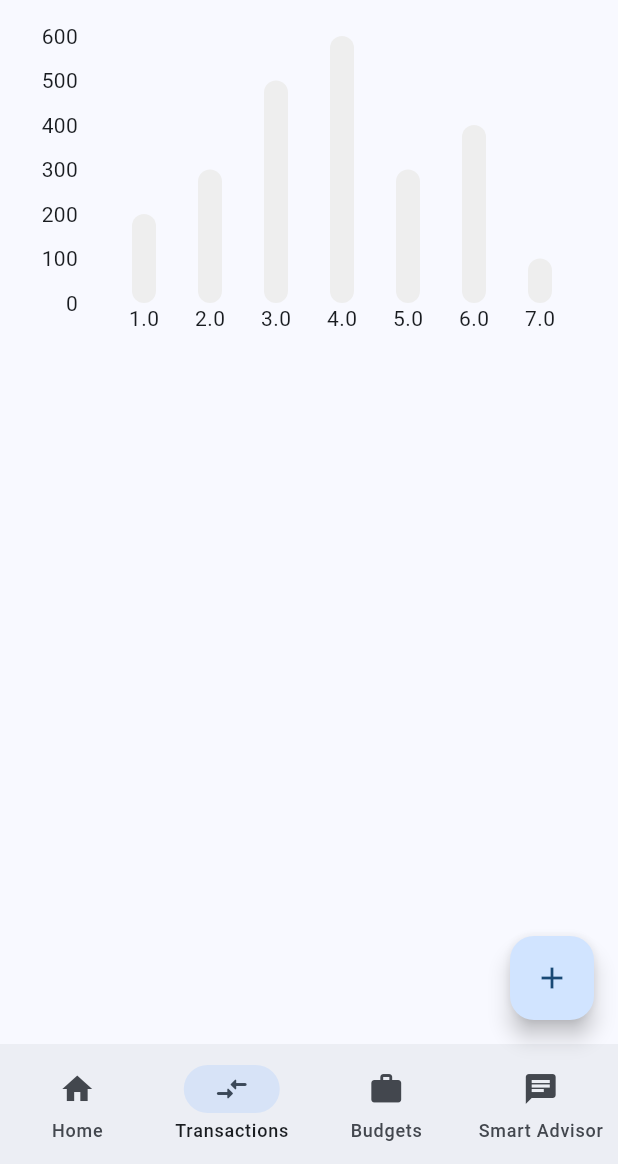
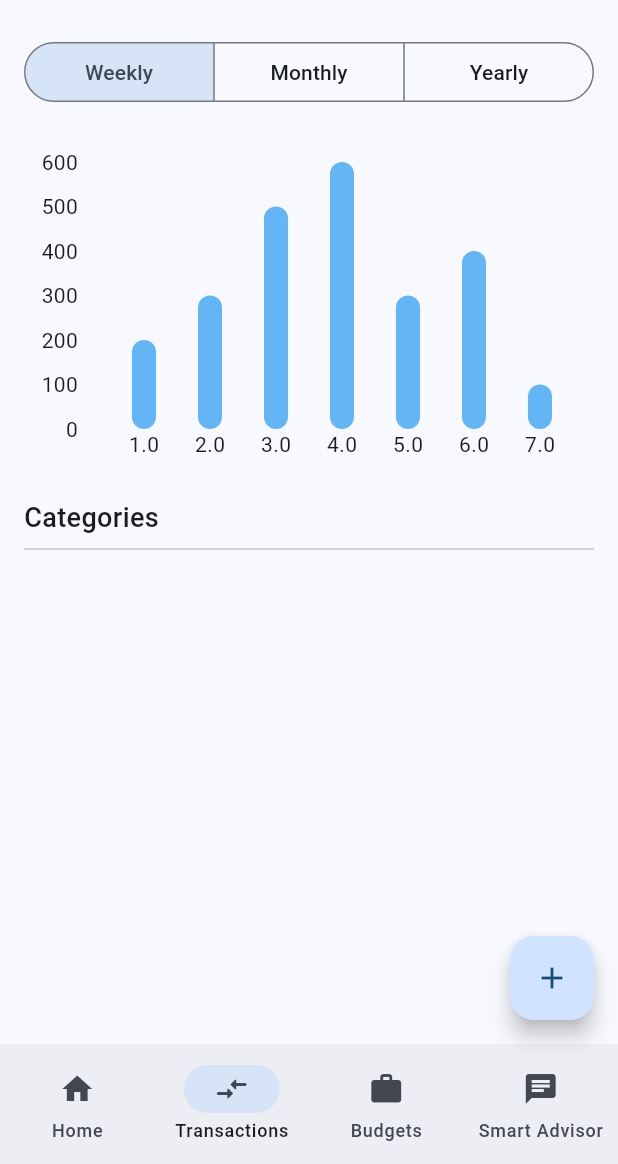
Before and after one commit to rijfas/pocketbook, a Flutter app: the DashboardView screen opened by its route, item 2 of the bottom bar chosen, on a phone screen of 412 x 824 dp, the part 72-1236 px from its top. Run offline on Flutter 3.47's test engine with Material 3 defaults, Android fonts, the phone set to English and light mode, and no system bars; drawn by our look-alikes of fl_chart; our stand-ins replace emoji_picker_flutter, flutter_svg, font_awesome_flutter, isar; accounts and stored records are empty; generated files the repository leaves out were written again.

Commit message:
added segmented button in transactions page

```diff
--- a/lib/presentation/screens/dashboard/pages/transactions.dart
+++ b/lib/presentation/screens/dashboard/pages/transactions.dart
@@ -16,6 +16,26 @@ class _TransactionsPageState extends State<TransactionsPage> {
       child: Column(
         crossAxisAlignment: CrossAxisAlignment.stretch,
         children: [
+          SegmentedButton(
+            showSelectedIcon: false,
+            onSelectionChanged: (p0) => {},
+            segments: [
+              ButtonSegment(
+                value: 'weekly',
+                label: Text('Weekly'),
+              ),
+              ButtonSegment(
+                value: 'monthly',
+                label: Text('Monthly'),
+              ),
+              ButtonSegment(
+                value: 'yearly',
+                label: Text('Yearly'),
+              ),
+            ],
+            selected: {'weekly'},
+          ),
+          SizedBox(height: 36),
           SizedBox(
             width: MediaQuery.of(context).size.width,
             height: 200,
@@ -44,56 +64,62 @@ class _TransactionsPageState extends State<TransactionsPage> {
                   BarChartGroupData(
                     barRods: [
                       BarChartRodData(
-                          toY: 200, width: 16, color: Colors.grey[200])
+                          toY: 200, width: 16, color: Colors.blue[300])
                     ],
                     x: 1,
                   ),
                   BarChartGroupData(
                     barRods: [
                       BarChartRodData(
-                          toY: 300, width: 16, color: Colors.grey[200])
+                          toY: 300, width: 16, color: Colors.blue[300])
                     ],
                     x: 2,
                   ),
                   BarChartGroupData(
                     barRods: [
                       BarChartRodData(
-                          toY: 500, width: 16, color: Colors.grey[200])
+                          toY: 500, width: 16, color: Colors.blue[300])
                     ],
                     x: 3,
                   ),
                   BarChartGroupData(
                     barRods: [
                       BarChartRodData(
-                          toY: 600, width: 16, color: Colors.grey[200])
+                          toY: 600, width: 16, color: Colors.blue[300])
                     ],
                     x: 4,
                   ),
                   BarChartGroupData(
                     barRods: [
                       BarChartRodData(
-                          toY: 300, width: 16, color: Colors.grey[200])
+                          toY: 300, width: 16, color: Colors.blue[300])
                     ],
                     x: 5,
                   ),
                   BarChartGroupData(
                     barRods: [
                       BarChartRodData(
-                          toY: 400, width: 16, color: Colors.grey[200])
+                          toY: 400, width: 16, color: Colors.blue[300])
                     ],
                     x: 6,
                   ),
                   BarChartGroupData(
                     barRods: [
                       BarChartRodData(
-                          toY: 100, width: 16, color: Colors.grey[200])
+                          toY: 100, width: 16, color: Colors.blue[300])
                     ],
                     x: 7,
                   ),
                 ],
               ),
             ),
-          )
+          ),
+          SizedBox(height: 24),
+          Text(
+            'Categories',
+            style: TextStyle(fontSize: 18, fontWeight: FontWeight.w500),
+          ),
+          Divider(),
         ],
       ),
     );
```
